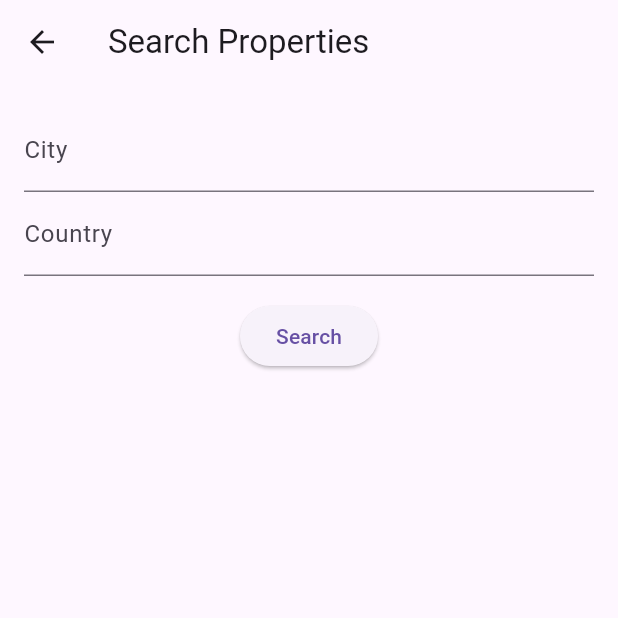
After one commit to Dukent29/bookmi, a Flutter app: the SearchPropertiesView screen opened by its route, on a phone screen of 412 x 824 dp, the top half of it. The commit adds this screen. Run offline on Flutter 3.47's test engine with Material 3 defaults, Android fonts, the phone set to English and light mode, and no system bars; network calls fail.

Commit message:
front: add search by city and country

```diff
--- a/lib/providers/auth_provider.dart
+++ b/lib/providers/auth_provider.dart
@@ -6,9 +6,11 @@ import '../models/property.dart';
 class AuthProvider with ChangeNotifier {
   String? _token;
   String? _role;
+  String? _userId;
 
   String? get token => _token;
   String? get role => _role;
+  String? get userId => _userId;
 
   bool get isAuthenticated => _token != null;
   bool get isAdmin => _role == 'admin';
@@ -30,6 +32,7 @@ class AuthProvider with ChangeNotifier {
     if (response.statusCode == 200) {
       _token = data['token'];
       _role = data['role']; // Ensure the role is correctly set
+      _userId = data['userId']; // Assuming you get the user ID from the response
       notifyListeners();
     } else {
       throw Exception(data['message']);
@@ -83,6 +86,7 @@ class AuthProvider with ChangeNotifier {
   void logout() {
     _token = null;
     _role = null;
+    _userId = null;
     notifyListeners();
   }
 
@@ -101,4 +105,22 @@ class AuthProvider with ChangeNotifier {
       throw Exception('Failed to add property');
     }
   }
+
+  // Search properties
+  Future<List<Property>> searchProperties({required String city, required String country}) async {
+    final response = await http.get(
+      Uri.parse('http://localhost:5000/api/properties/search?city=$city&country=$country'),
+      headers: {
+        'Content-Type': 'application/json',
+        'Authorization': 'Bearer $_token',
+      },
+    );
+
+    if (response.statusCode == 200) {
+      List<dynamic> data = jsonDecode(response.body);
+      return data.map((item) => Property.fromJson(item)).toList();
+    } else {
+      throw Exception('Failed to load properties');
+    }
+  }
 }
--- a/lib/views/login_view.dart
+++ b/lib/views/login_view.dart
@@ -30,7 +30,7 @@ class _LoginViewState extends State<LoginView> {
       } else {
         Navigator.pushReplacement(
           context,
-          MaterialPageRoute(builder: (context) => UserLandingView()),
+          MaterialPageRoute(builder: (context) => UserLandingView(userId: Provider.of<AuthProvider>(context, listen: false).userId ?? '')),
         );
       }
     } catch (e) {
--- a/lib/views/register_view.dart
+++ b/lib/views/register_view.dart
@@ -32,7 +32,9 @@ class _RegisterViewState extends State<RegisterView> {
         _passwordController.text,
       );
 
-      if (Provider.of<AuthProvider>(context, listen: false).isAdmin) {
+      final authProvider = Provider.of<AuthProvider>(context, listen: false);
+
+      if (authProvider.isAdmin) {
         Navigator.pushReplacement(
           context,
           MaterialPageRoute(builder: (context) => AdminLandingView()),
@@ -40,7 +42,7 @@ class _RegisterViewState extends State<RegisterView> {
       } else {
         Navigator.pushReplacement(
           context,
-          MaterialPageRoute(builder: (context) => UserLandingView()),
+          MaterialPageRoute(builder: (context) => UserLandingView(userId: authProvider.userId ?? '')),
         );
       }
     } catch (e) {
--- /dev/null
+++ b/lib/views/search_properties_view.dart
@@ -0,0 +1,82 @@
+import 'package:flutter/material.dart';
+import 'package:provider/provider.dart';
+import '../providers/auth_provider.dart';
+import '../models/property.dart';
+
+class SearchPropertiesView extends StatefulWidget {
+  @override
+  _SearchPropertiesViewState createState() => _SearchPropertiesViewState();
+}
+
+class _SearchPropertiesViewState extends State<SearchPropertiesView> {
+  final TextEditingController _cityController = TextEditingController();
+  final TextEditingController _countryController = TextEditingController();
+  List<Property> _properties = [];
+  String _message = '';
+
+  Future<void> _search() async {
+    try {
+      final city = _cityController.text;
+      final country = _countryController.text;
+
+      final properties = await Provider.of<AuthProvider>(context, listen: false)
+          .searchProperties(city: city, country: country);
+
+      setState(() {
+        _properties = properties;
+        _message = '';
+      });
+    } catch (e) {
+      setState(() {
+        _message = 'Failed to load properties: $e';
+      });
+    }
+  }
+
+  @override
+  Widget build(BuildContext context) {
+    return Scaffold(
+      appBar: AppBar(
+        title: Text('Search Properties'),
+      ),
+      body: Padding(
+        padding: const EdgeInsets.all(16.0),
+        child: Column(
+          children: [
+            TextField(
+              controller: _cityController,
+              decoration: InputDecoration(labelText: 'City'),
+            ),
+            TextField(
+              controller: _countryController,
+              decoration: InputDecoration(labelText: 'Country'),
+            ),
+            SizedBox(height: 16),
+            ElevatedButton(
+              onPressed: _search,
+              child: Text('Search'),
+            ),
+            SizedBox(height: 16),
+            _message.isNotEmpty
+                ? Text(
+              _message,
+              style: TextStyle(color: Colors.red),
+            )
+                : Expanded(
+              child: ListView.builder(
+                itemCount: _properties.length,
+                itemBuilder: (context, index) {
+                  final property = _properties[index];
+                  return ListTile(
+                    title: Text(property.title),
+                    subtitle: Text(property.description),
+                  );
+                },
+              ),
+            ),
+          ],
+        ),
+      ),
+    );
+  }
+}
--- a/lib/views/user_landing_view.dart
+++ b/lib/views/user_landing_view.dart
@@ -1,7 +1,12 @@
 import 'package:flutter/material.dart';
 import 'update_profile_view.dart';
+import 'search_properties_view.dart'; // Import the search view
 
 class UserLandingView extends StatefulWidget {
+  final String userId;
+
+  UserLandingView({required this.userId});
+
   @override
   _UserLandingViewState createState() => _UserLandingViewState();
 }
@@ -17,9 +22,13 @@ class _UserLandingViewState extends State<UserLandingView> {
   ];
 
   void _onItemTapped(int index) {
-    setState(() {
-      _selectedIndex = index;
-    });
+    if (index == 4) {
+      Navigator.pushNamed(context, '/search_properties');
+    } else {
+      setState(() {
+        _selectedIndex = index;
+      });
+    }
   }
 
   @override
@@ -49,6 +58,10 @@ class _UserLandingViewState extends State<UserLandingView> {
             icon: Icon(Icons.person),
             label: 'Profile',
           ),
+          BottomNavigationBarItem(
+            icon: Icon(Icons.search),
+            label: 'Search', // Add the search label
+          ),
         ],
         currentIndex: _selectedIndex,
         selectedItemColor: Colors.amber[800],
--- a/pubspec.yaml
+++ b/pubspec.yaml
@@ -32,6 +32,7 @@ dependencies:
     sdk: flutter
   http: ^0.13.3
   provider: ^6.0.3
+  socket_io_client: ^2.0.3+1
   # cupertino_icons: ^1.0.6
 
 
```
Also changed, not shown: lib/main.dart (+8 -2 lines), lib/models/property.dart (+15 -15 lines), pubspec.lock.
